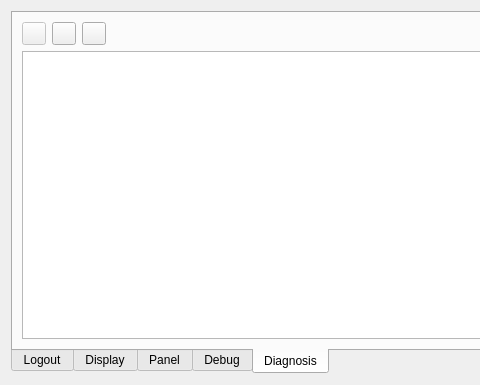
This is source/plugin/t4/t4oppanel.ui in ww4u/mct-t4 as Qt 5 draws it before an edit; both pictures show x 0 to 480 and y 0 to 385 of the 935 by 385 pixel window. The edited form follows.
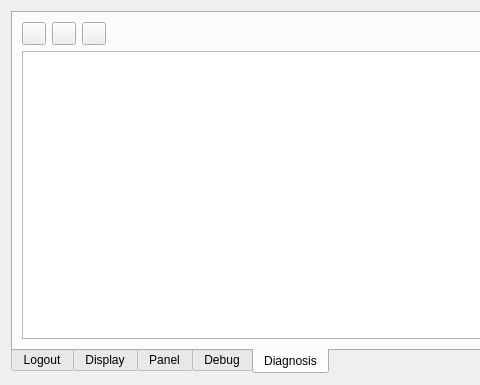
This is the edited form. The open tabs and pages were chosen to show the change. Icons and pictures are not drawn. Custom widgets are drawn as their Qt base class.

Diff of the .ui file:
```diff
--- a/source/plugin/t4/t4oppanel.ui
+++ b/source/plugin/t4/t4oppanel.ui
@@ -31,8 +31,8 @@
      <widget class="QWidget" name="scrollAreaWidgetContents_2">
       <property name="geometry">
        <rect>
-        <x>-90</x>
-        <y>0</y>
+        <x>0</x>
+        <y>-12</y>
         <width>1057</width>
         <height>362</height>
        </rect>
@@ -1852,7 +1852,7 @@
            <item row="0" column="0">
             <widget class="QToolButton" name="btnRead">
              <property name="enabled">
-              <bool>false</bool>
+              <bool>true</bool>
              </property>
              <property name="sizePolicy">
               <sizepolicy hsizetype="Preferred" vsizetype="Preferred">
```
Left out of the diff: 2 changed lines with no effect on the pictures.
